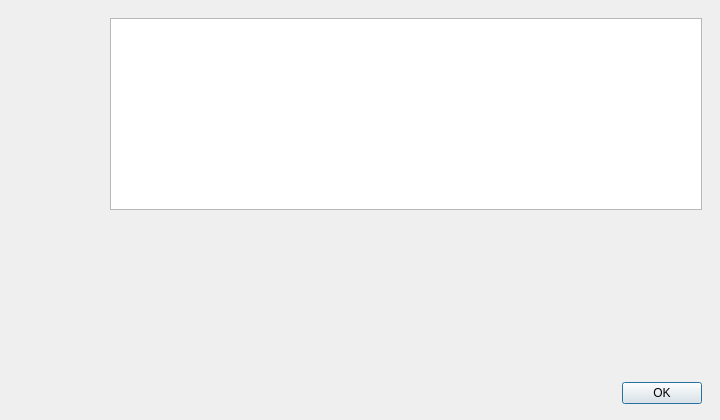
Above: src/qt/forms/helpmessagedialog.ui from tomiiiiiiiiiiiiii/Garlicoin before the change. Below: the same form after it.
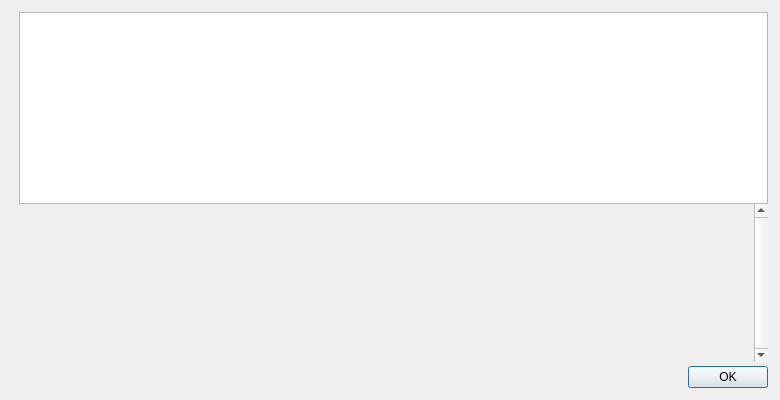
That is the form after the change. Icons and pictures are not drawn.

```diff
--- a/src/qt/forms/helpmessagedialog.ui
+++ b/src/qt/forms/helpmessagedialog.ui
@@ -6,55 +6,49 @@
    <rect>
     <x>0</x>
     <y>0</y>
-    <width>720</width>
-    <height>420</height>
+    <width>780</width>
+    <height>400</height>
    </rect>
   </property>
-  <property name="minimumSize">
-   <size>
-    <width>620</width>
-    <height>360</height>
-   </size>
-  </property>
   <layout class="QHBoxLayout" name="horizontalLayout_2">
    <property name="spacing">
-    <number>16</number>
+    <number>0</number>
    </property>
    <property name="leftMargin">
-    <number>18</number>
+    <number>12</number>
    </property>
    <property name="topMargin">
-    <number>18</number>
+    <number>12</number>
    </property>
    <property name="rightMargin">
-    <number>18</number>
+    <number>12</number>
    </property>
    <property name="bottomMargin">
-    <number>16</number>
+    <number>12</number>
    </property>
    <item>
-    <layout class="QVBoxLayout" name="verticalLayoutLogo">
-     <property name="spacing">
-      <number>8</number>
+    <layout class="QVBoxLayout" name="verticalLayoutLogo" stretch="0,0">
+     <property name="leftMargin">
+      <number>0</number>
+     </property>
+     <property name="topMargin">
+      <number>4</number>
+     </property>
+     <property name="rightMargin">
+      <number>0</number>
      </property>
      <item>
       <widget class="QLabel" name="aboutLogo">
        <property name="sizePolicy">
-        <sizepolicy hsizetype="Fixed" vsizetype="Fixed">
+        <sizepolicy hsizetype="Preferred" vsizetype="Ignored">
          <horstretch>0</horstretch>
          <verstretch>0</verstretch>
         </sizepolicy>
        </property>
-       <property name="minimumSize">
-        <size>
-         <width>76</width>
-         <height>76</height>
-        </size>
-       </property>
        <property name="maximumSize">
         <size>
-         <width>76</width>
-         <height>76</height>
+         <width>100</width>
+         <height>100</height>
         </size>
        </property>
        <property name="pixmap">
@@ -64,30 +58,24 @@
         <bool>true</bool>
        </property>
        <property name="alignment">
-        <set>Qt::AlignHCenter|Qt::AlignTop</set>
+        <set>Qt::AlignLeading|Qt::AlignLeft|Qt::AlignTop</set>
        </property>
       </widget>
      </item>
      <item>
-      <spacer name="verticalSpacerLogo">
-       <property name="orientation">
-        <enum>Qt::Vertical</enum>
+      <widget class="QFrame" name="frame">
+       <property name="frameShape">
+        <enum>QFrame::NoFrame</enum>
        </property>
-       <property name="sizeHint" stdset="0">
-        <size>
-         <width>20</width>
-         <height>40</height>
-        </size>
+       <property name="frameShadow">
+        <enum>QFrame::Raised</enum>
        </property>
-      </spacer>
+      </widget>
      </item>
     </layout>
    </item>
    <item>
     <layout class="QVBoxLayout" name="verticalLayout">
-     <property name="spacing">
-      <number>10</number>
-     </property>
      <item>
       <widget class="QTextEdit" name="helpMessage">
        <property name="readOnly">
@@ -101,28 +89,13 @@
         <enum>QFrame::NoFrame</enum>
        </property>
        <property name="verticalScrollBarPolicy">
-        <enum>Qt::ScrollBarAsNeeded</enum>
-       </property>
-       <property name="horizontalScrollBarPolicy">
-        <enum>Qt::ScrollBarAlwaysOff</enum>
+        <enum>Qt::ScrollBarAlwaysOn</enum>
        </property>
        <property name="widgetResizable">
         <bool>true</bool>
        </property>
        <widget class="QWidget" name="scrollAreaWidgetContents">
         <layout class="QVBoxLayout" name="verticalLayout_2">
-         <property name="leftMargin">
-          <number>4</number>
-         </property>
-         <property name="topMargin">
-          <number>4</number>
-         </property>
-         <property name="rightMargin">
-          <number>4</number>
-         </property>
-         <property name="bottomMargin">
-          <number>4</number>
-         </property>
          <item>
           <widget class="QLabel" name="aboutMessage">
            <property name="cursor">
@@ -134,9 +107,6 @@
            <property name="alignment">
             <set>Qt::AlignLeading|Qt::AlignLeft|Qt::AlignTop</set>
            </property>
-           <property name="wordWrap">
-            <bool>true</bool>
-           </property>
            <property name="openExternalLinks">
             <bool>true</bool>
            </property>
@@ -149,6 +119,22 @@
        </widget>
       </widget>
      </item>
+     <item>
+      <spacer name="verticalSpacer">
+       <property name="orientation">
+        <enum>Qt::Vertical</enum>
+       </property>
+       <property name="sizeType">
+        <enum>QSizePolicy::Fixed</enum>
+       </property>
+       <property name="sizeHint" stdset="0">
+        <size>
+         <width>4</width>
+         <height>4</height>
+        </size>
+       </property>
+      </spacer>
+     </item>
      <item>
       <widget class="QDialogButtonBox" name="okButton">
        <property name="orientation">
```
